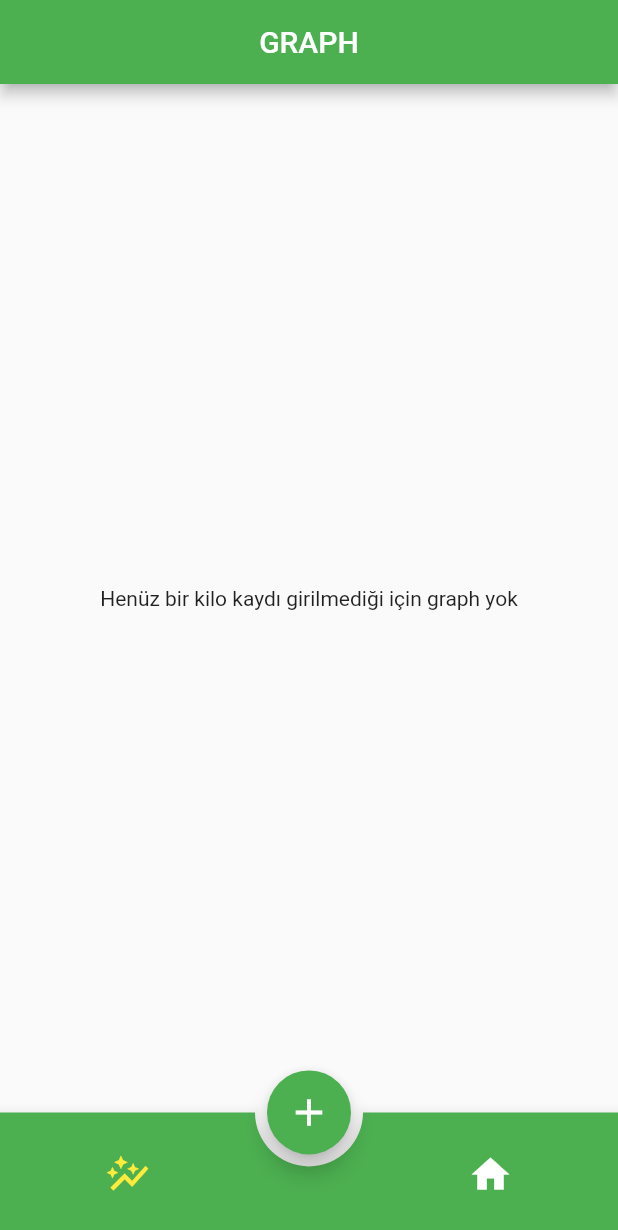
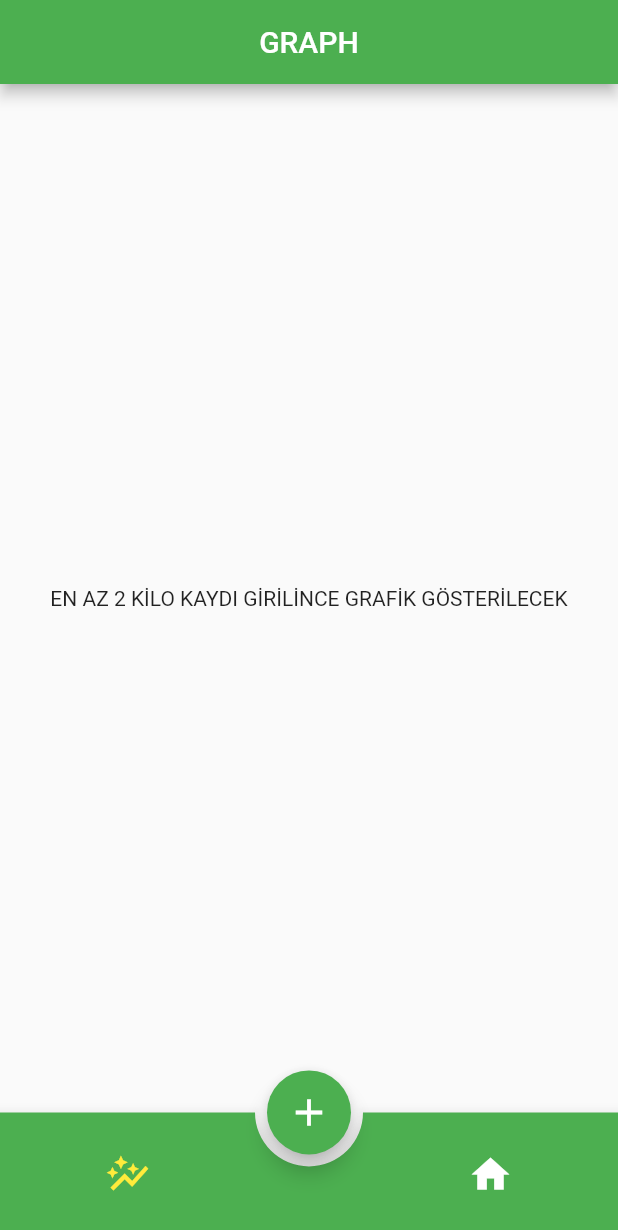
Before and after one commit to fahricandurucan/weight_tracking_app_flutter, a Flutter app: the screen it shows after launch, on a phone screen of 412 x 824 dp. Shown: the top 1230 px of the screen. Run offline on Flutter 3.47's test engine with Material 2 defaults, Android fonts, the phone set to English and light mode, and no system bars; drawn by our look-alikes of animated_bottom_navigation_bar; our stand-ins replace fl_chart, get, numberpicker.

Commit message:
worked on graph code on the graphPage

```diff
--- a/lib/controller.dart
+++ b/lib/controller.dart
@@ -37,5 +37,32 @@ class Controller extends GetxController{
     weight.value = value;
   }
 
+  int maxWeigth(){
+    int max = 0;
+    for(int i = 0; i<recordList.length;i++){
+      if(recordList[i].weight > max){
+        max = recordList[i].weight;
+      }
+    }
+
+    print("MAX"+max.toString());
+
+
+    return max;
+  }
+
+  int minWeigth() {
+    int min = 1000;
+    for (int i = 0; i < recordList.length; i++) {
+      if (recordList[i].weight < min) {
+        min = recordList[i].weight;
+      }
+    }
+
+    print("MİN = " + min.toString());
+
+
+    return min;
+  }
 
 }
--- a/lib/screens/graph_page.dart
+++ b/lib/screens/graph_page.dart
@@ -1,12 +1,10 @@
 import 'package:fl_chart/fl_chart.dart';
 import 'package:flutter/material.dart';
 import 'package:get/get.dart';
+import 'package:intl/intl.dart';
 import 'package:weight_tracking_app/controller.dart';
 
-
 class GraphPage extends StatefulWidget {
-
-
   const GraphPage({Key? key}) : super(key: key);
 
   @override
@@ -14,51 +12,167 @@ class GraphPage extends StatefulWidget {
 }
 
 class _GraphPageState extends State<GraphPage> {
+  final Controller controller = Get.put(Controller());
 
-  final Controller controller = Get.put(Controller());
+
+  final List<DateTime> dates = [
+    DateTime(2023, 6, 20),
+    DateTime(2023, 6, 21),
+    DateTime(2023, 6, 22),
+    DateTime(2023, 6, 23),
+    DateTime(2023, 6, 24),
+    DateTime(2023, 6, 25),
+    DateTime(2023, 6, 26),
+  ];
+
+  FlTitlesData get titlesData => FlTitlesData(
+    bottomTitles: AxisTitles(
+      sideTitles: bottomTitles(),
+    ),
+        leftTitles: AxisTitles(
+          sideTitles: SideTitles(interval: 1,reservedSize:25,showTitles: true),
+        ),
+        rightTitles: AxisTitles(
+          sideTitles: SideTitles(showTitles: false),
+        ),
+        topTitles: AxisTitles(
+          sideTitles: SideTitles(showTitles: false),
+        ),
+  );
 
   @override
   Widget build(BuildContext context) {
+    controller.maxWeigth();
+    controller.minWeigth();
+
+
     return Scaffold(
       appBar: AppBar(
         title: Text("GRAPH"),
         centerTitle: true,
       ),
-      body: Obx(() => controller.recordList.isEmpty ? Center(child: Text("Henüz bir kilo kaydı girilmediği için graph yok"),) :
-      Container(
+      body: Obx(
+            () => controller.recordList.length<2
+            ? Center(
+                child: Text("EN AZ 2 KİLO KAYDI GİRİLİNCE GRAFİK GÖSTERİLECEK"),
+            )
+            : SizedBox(
+              width: double.infinity,
+              height: 250,
+              child: Container(
                 margin: EdgeInsets.all(8),
-        height: double.infinity,
-        width: double.infinity,
+                child: Padding(
+                  padding: const EdgeInsets.all(18.0),
                   child: LineChart(
                     LineChartData(
-              maxX: 15,
-              maxY: 15,
+                      maxX: (controller.recordList.length-1).toDouble(),
+                      maxY: controller.maxWeigth().toDouble() ,
                       minX: 0,
-              minY: 0,
+                      minY: controller.minWeigth().toDouble(),
                       lineBarsData: [
                         LineChartBarData(
-                  spots: List.generate(controller.recordList.length, (index) =>
-                      FlSpot(
+                            spots: List.generate(
+                              controller.recordList.length,
+                                  (index) => FlSpot(
                                     index.toDouble(),
-                          controller.recordList[index].weight.toDouble())),
-                  // spots: [
-                  //   FlSpot(0, 0),
-                  //   FlSpot(1, 4),
-                  //   FlSpot(2, 6),
-                  //   FlSpot(3, 5),
-                  //   FlSpot(4, 8),
-                  //   FlSpot(5, 12),
-                  //   FlSpot(6, 9),
-                  //   FlSpot(7, 8),
-                  //   FlSpot(8, 7),
-                  // ],
-                  isCurved: true,
-                  barWidth: 3,
-                )
-              ]
+                                controller.recordList[index].weight.toDouble(),
                               ),
                             ),
-      ),),
+                            isCurved: true,
+                            color: Colors.yellow,
+                            barWidth: 3,
+                            // belowBarData: BarAreaData(
+                            //   show: true,
+                            //   color: Colors.yellow,
+                            // )
+                        ),
+                      ],
+                      titlesData: titlesData,
+                      // titlesData: FlTitlesData(
+                      //   bottomTitles: AxisTitles(
+                      //     sideTitles: bottomSide,
+                      //   ),
+                      //   leftTitles: AxisTitles(
+                      //     sideTitles: SideTitles(interval: 1,reservedSize:25,showTitles: true),
+                      //   ),
+                      //   rightTitles: AxisTitles(
+                      //     sideTitles: SideTitles(showTitles: false),
+                      //   ),
+                      //   topTitles: AxisTitles(
+                      //     sideTitles: SideTitles(showTitles: false),
+                      //   ),
+                      // ),
+                      borderData: FlBorderData(
+                        show: true,
+                        border: Border(
+                            bottom: BorderSide(color: Colors.green,width: 2),
+                          left: BorderSide(color: Colors.green,width: 2),
+
+                        ),
+                      ),
+                      gridData: FlGridData(
+                        show: true,
+                        getDrawingHorizontalLine: (value){
+                          return FlLine(
+                            color: Colors.green,
+                            strokeWidth: 2,
+                          );
+                        },
+                        drawVerticalLine: false,
+                        // getDrawingVerticalLine: (value){
+                        //   return FlLine(
+                        //     color: Colors.green,
+                        //     strokeWidth: 1,
+                        //   );
+                        // }
+                      ),
+
+
+                    ),
+                  ),
+                ),
+          ),
+            ),
+      ),
     );
   }
+
+  Widget bottomTitlesWidget(double value,TitleMeta meta) {
+    const style = TextStyle(color: Colors.pink);
+    // String text;
+    DateTime date;
+    print("value = "+value.toString());
+    switch(value.toInt()){
+      case 0:
+        // text = "one";
+        date = controller.recordList[0].dateTime;
+        break;
+      case 1:
+        // text = "two";
+        date = controller.recordList[1].dateTime;
+        break;
+      case 2:
+        // text = "three";
+        date = controller.recordList[2].dateTime;
+        break;
+      case 3 :
+        // text = "four";
+        date = controller.recordList[3].dateTime;
+        break;
+      default :
+        date = controller.recordList[0].dateTime;
+        break;
     }
+    return Text(DateFormat('MMM,d').format(date),style: TextStyle(fontSize: 15,color: Colors.pink),);
+    // return Text(text,style: style,);
+
+  }
+
+SideTitles bottomTitles() => SideTitles(
+  getTitlesWidget: bottomTitlesWidget,
+  showTitles: true,
+  interval: 1,
+  reservedSize: 20,
+);
+
+}
--- a/pubspec.yaml
+++ b/pubspec.yaml
@@ -35,7 +35,7 @@ dependencies:
   intl: ^0.18.1
   uuid: ^3.0.7
   numberpicker: ^2.1.2
-  fl_chart: ^0.55.1
+  fl_chart: ^0.63.0
 
 
   # The following adds the Cupertino Icons font to your application.
```
Also changed, not shown: 1 other file. Lines whose indentation alone changed are shown as unchanged.
